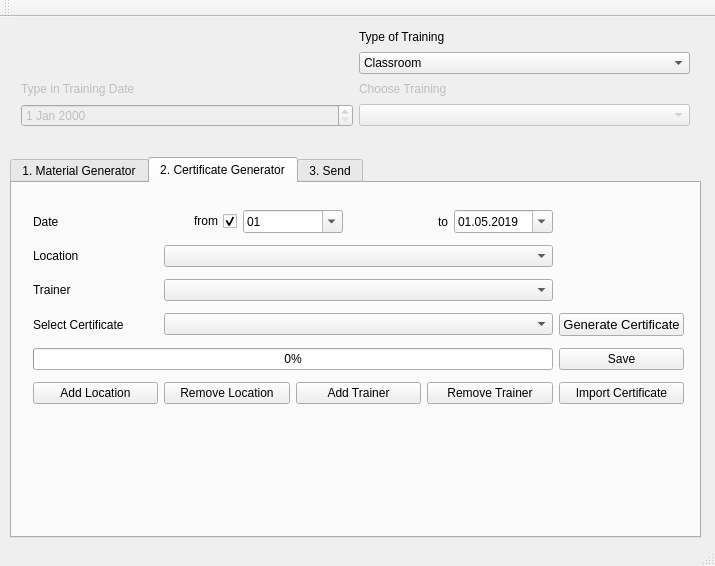
Above: ui/mainwindow.ui from QVllasa/TrainingTool before the change. Below: the same form after it.
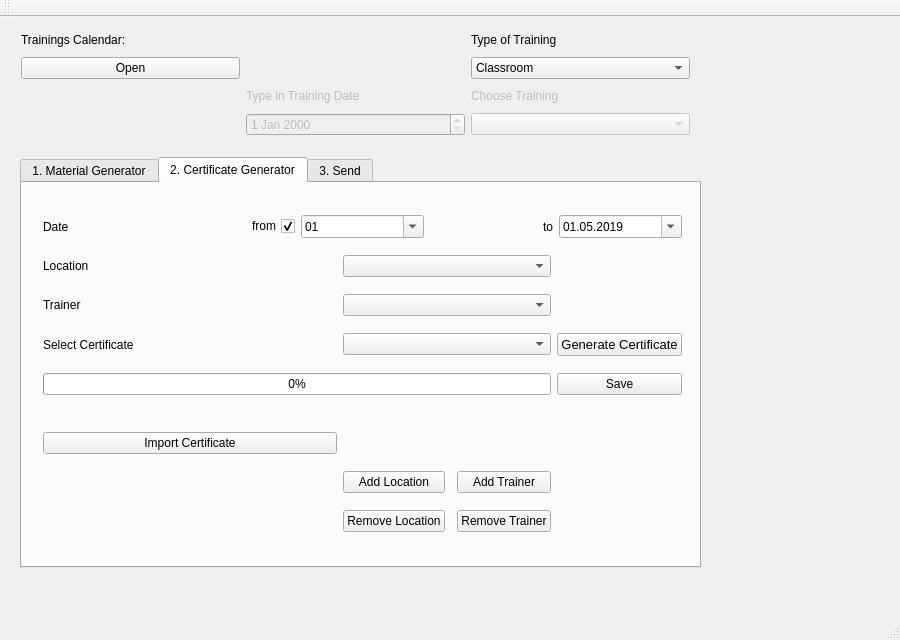
That is the form after the change.

```diff
--- a/ui/mainwindow.ui
+++ b/ui/mainwindow.ui
@@ -6,8 +6,8 @@
    <rect>
     <x>0</x>
     <y>0</y>
-    <width>715</width>
-    <height>566</height>
+    <width>900</width>
+    <height>640</height>
    </rect>
   </property>
   <property name="minimumSize">
@@ -29,10 +29,10 @@
    <widget class="QTabWidget" name="tabWidget">
     <property name="geometry">
      <rect>
-      <x>10</x>
+      <x>20</x>
       <y>140</y>
-      <width>691</width>
-      <height>381</height>
+      <width>681</width>
+      <height>411</height>
      </rect>
     </property>
     <property name="currentIndex">
@@ -143,85 +143,11 @@
        <rect>
         <x>10</x>
         <y>10</y>
-        <width>673</width>
-        <height>228</height>
+        <width>661</width>
+        <height>364</height>
        </rect>
       </property>
       <layout class="QGridLayout" name="gridLayout_3">
-       <item row="6" column="2">
-        <widget class="QPushButton" name="addTrainer">
-         <property name="text">
-          <string>Add Trainer</string>
-         </property>
-        </widget>
-       </item>
-       <item row="6" column="3">
-        <widget class="QPushButton" name="removeTrainer">
-         <property name="text">
-          <string>Remove Trainer</string>
-         </property>
-        </widget>
-       </item>
-       <item row="5" column="0" colspan="4">
-        <widget class="QProgressBar" name="progressBarCert">
-         <property name="value">
-          <number>0</number>
-         </property>
-        </widget>
-       </item>
-       <item row="6" column="1">
-        <widget class="QPushButton" name="removeLocation">
-         <property name="text">
-          <string>Remove Location</string>
-         </property>
-        </widget>
-       </item>
-       <item row="3" column="0">
-        <widget class="QLabel" name="label_5">
-         <property name="text">
-          <string>Select Certificate</string>
-         </property>
-        </widget>
-       </item>
-       <item row="3" column="4">
-        <widget class="QPushButton" name="generateCert">
-         <property name="font">
-          <font>
-           <pointsize>10</pointsize>
-          </font>
-         </property>
-         <property name="text">
-          <string>Generate Certificate</string>
-         </property>
-        </widget>
-       </item>
-       <item row="2" column="0">
-        <widget class="QLabel" name="label_9">
-         <property name="text">
-          <string>Trainer</string>
-         </property>
-        </widget>
-       </item>
-       <item row="5" column="4">
-        <widget class="QPushButton" name="saveCert">
-         <property name="text">
-          <string>Save</string>
-         </property>
-        </widget>
-       </item>
-       <item row="1" column="1" colspan="3">
-        <widget class="QComboBox" name="locationCombo"/>
-       </item>
-       <item row="2" column="1" colspan="3">
-        <widget class="QComboBox" name="trainerCombo"/>
-       </item>
-       <item row="6" column="0">
-        <widget class="QPushButton" name="addLocation">
-         <property name="text">
-          <string>Add Location</string>
-         </property>
-        </widget>
-       </item>
        <item row="1" column="0">
         <widget class="QLabel" name="label_10">
          <property name="text">
@@ -229,10 +155,7 @@
          </property>
         </widget>
        </item>
-       <item row="3" column="1" colspan="3">
-        <widget class="QComboBox" name="certCombo"/>
-       </item>
-       <item row="0" column="0" colspan="4">
+       <item row="0" column="0" colspan="5">
         <layout class="QHBoxLayout" name="horizontalLayout">
          <item>
           <widget class="QLabel" name="label_8">
@@ -300,13 +223,103 @@
          </item>
         </layout>
        </item>
-       <item row="6" column="4">
+       <item row="3" column="4">
+        <widget class="QPushButton" name="generateCert">
+         <property name="font">
+          <font>
+           <pointsize>10</pointsize>
+          </font>
+         </property>
+         <property name="text">
+          <string>Generate Certificate</string>
+         </property>
+        </widget>
+       </item>
+       <item row="6" column="0">
+        <spacer name="horizontalSpacer_2">
+         <property name="orientation">
+          <enum>Qt::Horizontal</enum>
+         </property>
+         <property name="sizeHint" stdset="0">
+          <size>
+           <width>40</width>
+           <height>20</height>
+          </size>
+         </property>
+        </spacer>
+       </item>
+       <item row="7" column="0">
         <widget class="QPushButton" name="addCertificate">
          <property name="text">
           <string>Import Certificate</string>
          </property>
         </widget>
        </item>
+       <item row="5" column="0" colspan="4">
+        <widget class="QProgressBar" name="progressBarCert">
+         <property name="value">
+          <number>0</number>
+         </property>
+        </widget>
+       </item>
+       <item row="3" column="1" colspan="3">
+        <widget class="QComboBox" name="certCombo"/>
+       </item>
+       <item row="2" column="1" colspan="3">
+        <widget class="QComboBox" name="trainerCombo"/>
+       </item>
+       <item row="9" column="3">
+        <widget class="QPushButton" name="removeTrainer">
+         <property name="text">
+          <string>Remove Trainer</string>
+         </property>
+        </widget>
+       </item>
+       <item row="3" column="0">
+        <widget class="QLabel" name="label_5">
+         <property name="text">
+          <string>Select Certificate</string>
+         </property>
+        </widget>
+       </item>
+       <item row="5" column="4">
+        <widget class="QPushButton" name="saveCert">
+         <property name="text">
+          <string>Save</string>
+         </property>
+        </widget>
+       </item>
+       <item row="2" column="0">
+        <widget class="QLabel" name="label_9">
+         <property name="text">
+          <string>Trainer</string>
+         </property>
+        </widget>
+       </item>
+       <item row="1" column="1" colspan="3">
+        <widget class="QComboBox" name="locationCombo"/>
+       </item>
+       <item row="8" column="3">
+        <widget class="QPushButton" name="addTrainer">
+         <property name="text">
+          <string>Add Trainer</string>
+         </property>
+        </widget>
+       </item>
+       <item row="8" column="1">
+        <widget class="QPushButton" name="addLocation">
+         <property name="text">
+          <string>Add Location</string>
+         </property>
+        </widget>
+       </item>
+       <item row="9" column="1">
+        <widget class="QPushButton" name="removeLocation">
+         <property name="text">
+          <string>Remove Location</string>
+         </property>
+        </widget>
+       </item>
       </layout>
      </widget>
     </widget>
@@ -364,45 +377,11 @@
       <x>10</x>
       <y>0</y>
       <width>691</width>
-      <height>121</height>
+      <height>130</height>
      </rect>
     </property>
     <layout class="QGridLayout" name="gridLayout">
-     <item row="3" column="1">
-      <widget class="QComboBox" name="trainingCourse">
-       <property name="enabled">
-        <bool>false</bool>
-       </property>
-      </widget>
-     </item>
-     <item row="3" column="0">
-      <widget class="QDateEdit" name="trainingDateFilter">
-       <property name="enabled">
-        <bool>false</bool>
-       </property>
-      </widget>
-     </item>
-     <item row="2" column="0">
-      <widget class="QLabel" name="label">
-       <property name="enabled">
-        <bool>false</bool>
-       </property>
-       <property name="text">
-        <string>Type in Training Date</string>
-       </property>
-      </widget>
-     </item>
-     <item row="2" column="1">
-      <widget class="QLabel" name="label_2">
-       <property name="enabled">
-        <bool>false</bool>
-       </property>
-       <property name="text">
-        <string>Choose Training</string>
-       </property>
-      </widget>
-     </item>
-     <item row="1" column="1">
+     <item row="1" column="2">
       <widget class="QComboBox" name="trainingType">
        <item>
         <property name="text">
@@ -421,13 +400,61 @@
        </item>
       </widget>
      </item>
-     <item row="0" column="1">
+     <item row="0" column="2">
       <widget class="QLabel" name="label_3">
        <property name="text">
         <string>Type of Training</string>
        </property>
       </widget>
      </item>
+     <item row="3" column="1">
+      <widget class="QDateEdit" name="trainingDateFilter">
+       <property name="enabled">
+        <bool>false</bool>
+       </property>
+      </widget>
+     </item>
+     <item row="2" column="1">
+      <widget class="QLabel" name="label">
+       <property name="enabled">
+        <bool>false</bool>
+       </property>
+       <property name="text">
+        <string>Type in Training Date</string>
+       </property>
+      </widget>
+     </item>
+     <item row="3" column="2">
+      <widget class="QComboBox" name="trainingCourse">
+       <property name="enabled">
+        <bool>false</bool>
+       </property>
+      </widget>
+     </item>
+     <item row="2" column="2">
+      <widget class="QLabel" name="label_2">
+       <property name="enabled">
+        <bool>false</bool>
+       </property>
+       <property name="text">
+        <string>Choose Training</string>
+       </property>
+      </widget>
+     </item>
+     <item row="1" column="0">
+      <widget class="QPushButton" name="pushButton">
+       <property name="text">
+        <string>Open</string>
+       </property>
+      </widget>
+     </item>
+     <item row="0" column="0">
+      <widget class="QLabel" name="label_13">
+       <property name="text">
+        <string>Trainings Calendar:</string>
+       </property>
+      </widget>
+     </item>
     </layout>
    </widget>
   </widget>
```
Left out of the diff: 134 changed lines with no effect on the pictures.
